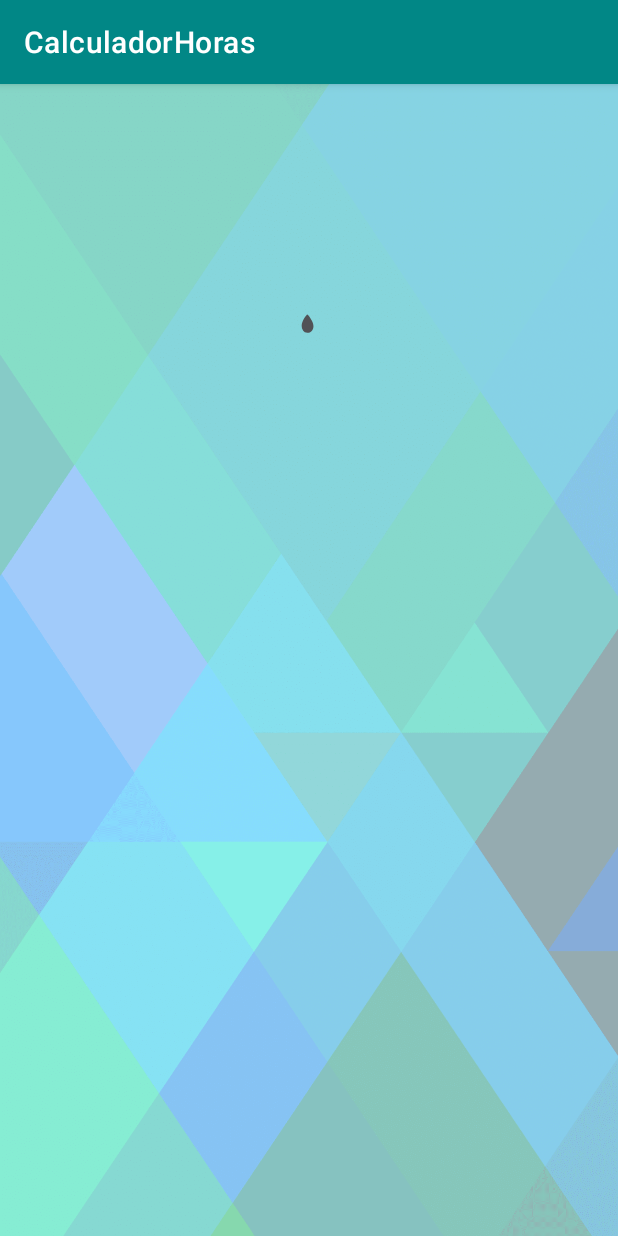
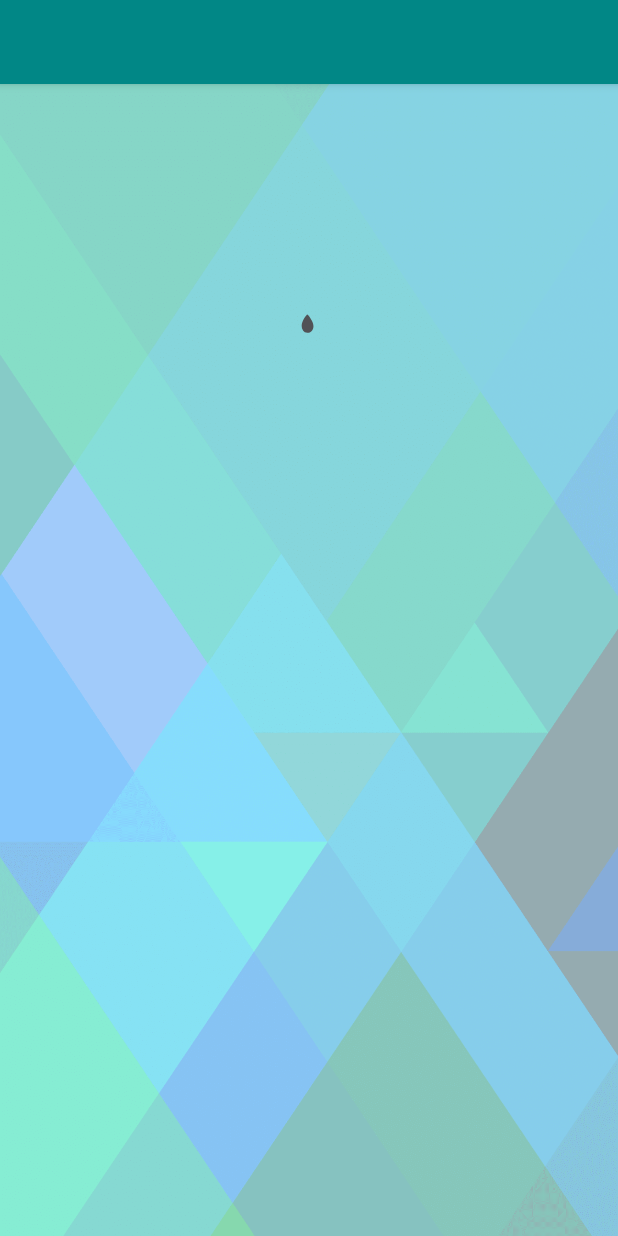
Before and after one commit to celiatj/RegistroHoras, an Android app: the splashActivity screen opened directly, with no data from a screen before it, on a phone screen of 412 x 824 dp. Run offline under Robolectric (Android 15) with nearby library versions, the phone set to English and light mode, and no system bars; our stand-ins replace Firebase (no records; nobody signed in at launch, a user with empty details on screens opened directly); Roboto replaces fonts that are not available here.

Commit message:
titulos bien puestos

```diff
--- a/app/src/main/java/com/example/calculadorhoras/MainActivityConf.java
+++ b/app/src/main/java/com/example/calculadorhoras/MainActivityConf.java
@@ -50,6 +50,7 @@ public class MainActivityConf extends AppCompatActivity {
     @Override
     protected void onCreate(Bundle savedInstanceState) {
         super.onCreate(savedInstanceState);
+
         // Configuración de idioma
         preferencias = getSharedPreferences("PreferenciasCompartidas", MODE_PRIVATE);
         String codigoIdioma = preferencias.getString("codigo_idioma", "es");
--- a/app/src/main/java/com/example/calculadorhoras/RegistroUsuarios.java
+++ b/app/src/main/java/com/example/calculadorhoras/RegistroUsuarios.java
@@ -45,6 +45,7 @@ public class RegistroUsuarios extends AppCompatActivity {
     @Override
     protected void onCreate(Bundle savedInstanceState) {
         super.onCreate(savedInstanceState);
+        getSupportActionBar().setTitle(R.string.registro);
         setContentView(R.layout.activity_registro_usuarios);
         Button btnUBuscar = findViewById(R.id.btnUbuscar);
         EditText etUFechaInicio = findViewById(R.id.etUFechaInicio);
--- a/app/src/main/java/com/example/calculadorhoras/splashActivity.java
+++ b/app/src/main/java/com/example/calculadorhoras/splashActivity.java
@@ -29,7 +29,7 @@ public class splashActivity extends AppCompatActivity {
         setContentView(R.layout.activity_splash);
         LottieAnimationView animationView = (LottieAnimationView) findViewById(R.id.animationView);
         animationView.playAnimation();
-
+        getSupportActionBar().setDisplayShowTitleEnabled(false);
 /*
         // Inicializar aplicación de Firebase
         FirebaseApp.initializeApp(getApplicationContext());
```
